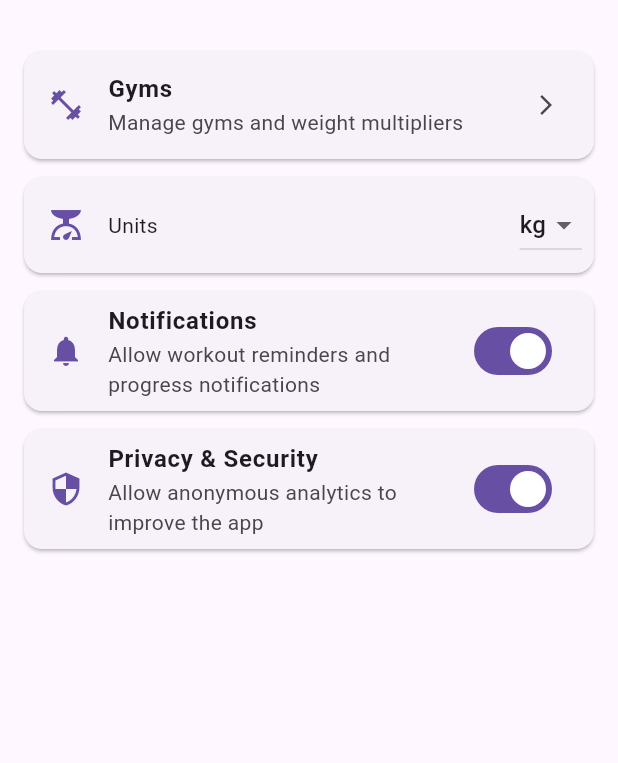
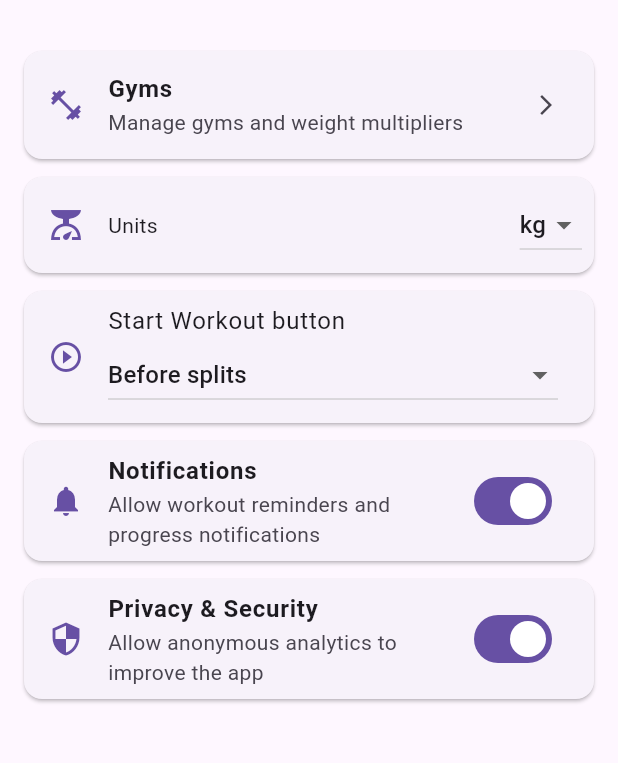
Before and after one commit to Tranzitron/Tracker, a Flutter app: the SettingsPage widget shown alone on an empty page, opened directly, on a phone screen of 412 x 824 dp, the part 60-823 px from its top. Run offline on Flutter 3.47's test engine with Material 3 defaults, Android fonts, the phone set to English and light mode, and no system bars; our stand-ins replace flutter_bloc, hydrated_bloc, isar_community; accounts and stored records are empty; generated files the repository leaves out were written again.

Commit message:
Add workout split templates and configurable workout button placement

```diff
--- a/tracker/lib/pages/settings/settings_cubit.dart
+++ b/tracker/lib/pages/settings/settings_cubit.dart
@@ -3,32 +3,41 @@ import 'package:flutter_bloc/flutter_bloc.dart';
 import 'package:hydrated_bloc/hydrated_bloc.dart';
 
 /// User-facing application preferences persisted independently of workout data.
+enum FreeStartPlacement { before, after, disabled }
+
 class SettingsState {
   factory SettingsState.fromJson(Map<String, dynamic> json) => SettingsState(
     unit: WeightUnit.values.asNameMap()[json['unit']] ?? WeightUnit.kilograms,
     notificationsEnabled: json['notificationsEnabled'] as bool? ?? true,
     analyticsEnabled: json['analyticsEnabled'] as bool? ?? true,
+    freeStartPlacement:
+        FreeStartPlacement.values.asNameMap()[json['freeStartPlacement']] ??
+        FreeStartPlacement.before,
   );
 
   const SettingsState({
     this.unit = WeightUnit.kilograms,
     this.notificationsEnabled = true,
     this.analyticsEnabled = true,
+    this.freeStartPlacement = FreeStartPlacement.before,
   });
 
   final WeightUnit unit;
   final bool notificationsEnabled;
   final bool analyticsEnabled;
+  final FreeStartPlacement freeStartPlacement;
 
   SettingsState copyWith({
     WeightUnit? unit,
     bool? notificationsEnabled,
     bool? analyticsEnabled,
+    FreeStartPlacement? freeStartPlacement,
   }) {
     return SettingsState(
       unit: unit ?? this.unit,
       notificationsEnabled: notificationsEnabled ?? this.notificationsEnabled,
       analyticsEnabled: analyticsEnabled ?? this.analyticsEnabled,
+      freeStartPlacement: freeStartPlacement ?? this.freeStartPlacement,
     );
   }
 
@@ -36,6 +45,7 @@ class SettingsState {
     'unit': unit.name,
     'notificationsEnabled': notificationsEnabled,
     'analyticsEnabled': analyticsEnabled,
+    'freeStartPlacement': freeStartPlacement.name,
   };
 }
 
@@ -65,6 +75,9 @@ class SettingsCubit extends HydratedCubit<SettingsState> {
   void setAnalyticsEnabled(bool value) =>
       emit(state.copyWith(analyticsEnabled: value));
 
+  void setFreeStartPlacement(FreeStartPlacement placement) =>
+      emit(state.copyWith(freeStartPlacement: placement));
+
   @override
   SettingsState? fromJson(Map<String, dynamic> json) =>
       SettingsState.fromJson(json);
--- a/tracker/lib/pages/settings_page.dart
+++ b/tracker/lib/pages/settings_page.dart
@@ -61,6 +61,7 @@ class SettingsPage extends StatelessWidget {
                     ),
                   ),
                 ),
+                _buildPlacementCard(context, state.freeStartPlacement),
                 _buildSwitchCard(
                   context,
                   icon: Icons.notifications,
@@ -107,6 +108,45 @@ class SettingsPage extends StatelessWidget {
     );
   }
 
+  Widget _buildPlacementCard(
+    BuildContext context,
+    FreeStartPlacement placement,
+  ) {
+    return Card(
+      margin: const EdgeInsets.symmetric(horizontal: 16, vertical: 6),
+      child: ListTile(
+        leading: Icon(
+          Icons.play_circle_outline,
+          color: Theme.of(context).colorScheme.primary,
+        ),
+        title: const Text('Start Workout button'),
+        subtitle: DropdownButton<FreeStartPlacement>(
+          value: placement,
+          isExpanded: true,
+          onChanged: (value) {
+            if (value != null) {
+              context.read<SettingsCubit>().setFreeStartPlacement(value);
+            }
+          },
+          items: const [
+            DropdownMenuItem(
+              value: FreeStartPlacement.before,
+              child: Text('Before splits'),
+            ),
+            DropdownMenuItem(
+              value: FreeStartPlacement.after,
+              child: Text('After splits'),
+            ),
+            DropdownMenuItem(
+              value: FreeStartPlacement.disabled,
+              child: Text('Disabled'),
+            ),
+          ],
+        ),
+      ),
+    );
+  }
+
   Widget _buildSwitchCard(
     BuildContext context, {
     required IconData icon,
```
Also changed, not shown: tracker/lib/models/workout_split_templates.dart (added, +20 -0 lines), tracker/lib/pages/workout/new_split_page.dart (+73 -6 lines), tracker/lib/pages/workout/workout_page.dart (+46 -5 lines), 3 other files.
